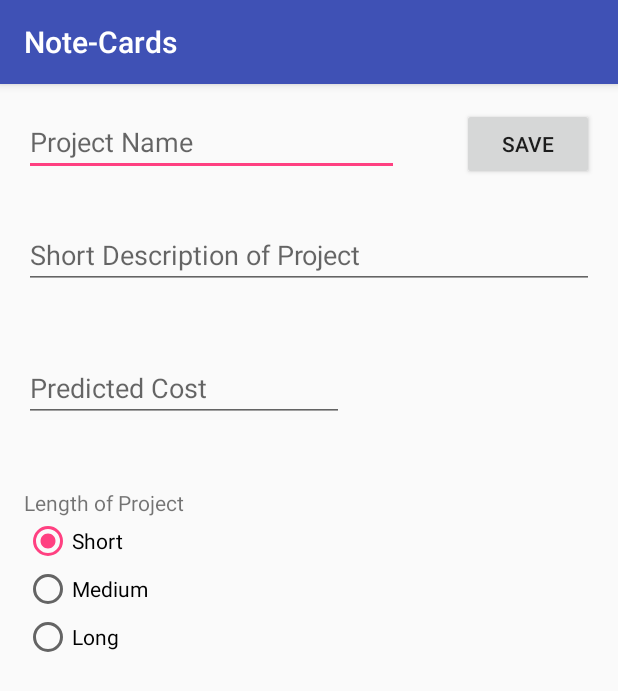
After one commit to nicholascgilpin/Note-Cards, an Android app: the EditScreen screen opened directly, with no data from a screen before it, on a phone screen of 412 x 824 dp. The commit adds this screen. Shown: the top 691 px of the screen. Run offline under Robolectric (Android 15) with nearby library versions, the phone set to English and light mode, and no system bars.

Commit message:
Added view and edit screens
Edit screen should work, view is still WIP

```diff
--- a/app/src/main/AndroidManifest.xml
+++ b/app/src/main/AndroidManifest.xml
@@ -17,6 +17,8 @@
                 <category android:name="android.intent.category.LAUNCHER" />
             </intent-filter>
         </activity>
+        <activity android:name=".EditScreen" />
+        <activity android:name=".ViewScreen"></activity>
     </application>
 
 </manifest>
--- /dev/null
+++ b/app/src/main/java/com/tectonicit/notecards/note_cards/EditScreen.java
@@ -0,0 +1,75 @@
+package com.tectonicit.notecards.note_cards;
+
+import android.content.Intent;
+import android.os.Bundle;
+import android.support.v7.app.AppCompatActivity;
+import android.view.View;
+import android.widget.Button;
+import android.widget.EditText;
+import android.widget.RadioButton;
+
+import java.io.PrintWriter;
+
+public class EditScreen extends AppCompatActivity {
+
+    private String name;
+    private String description;
+    private String cost;
+    private String length;
+    @Override
+    protected void onCreate(Bundle savedInstanceState) {
+        super.onCreate(savedInstanceState);
+        setContentView(R.layout.activity_edit_screen);
+        Button saveButton = (Button)findViewById(R.id.saveButton);
+        saveButton.setOnClickListener(new View.OnClickListener() {
+            @Override
+            public void onClick(View v) {
+                saveData();
+            }
+        });
+        final RadioButton radShort = (RadioButton)findViewById(R.id.radShort);
+        radShort.setOnClickListener(new View.OnClickListener() {
+            @Override
+            public void onClick(View v) {
+                length="Short";
+            }
+        });
+        final RadioButton radMed = (RadioButton)findViewById(R.id.radMed);
+        radMed.setOnClickListener(new View.OnClickListener() {
+            @Override
+            public void onClick(View v) {
+                length="Long";
+            }
+        });
+        final RadioButton radLong = (RadioButton)findViewById(R.id.radLong);
+        radLong.setOnClickListener(new View.OnClickListener() {
+            @Override
+            public void onClick(View v) {
+                length="Long";
+            }
+        });
+        final EditText nameBox =  (EditText) findViewById(R.id.nameBox);
+        name=nameBox.getText().toString();
+        final EditText descriptionBox =  (EditText) findViewById(R.id.descriptionBox);
+        description=descriptionBox.getText().toString();
+        final EditText costBox =  (EditText) findViewById(R.id.costBox);
+        cost= costBox.getText().toString();
+    }
+    private void goToViewScreen(){
+        Intent intent= new Intent(this, ViewScreen.class);
+        startActivity(intent);
+    }
+    private void saveData() {
+        try{
+            PrintWriter out = new PrintWriter("savedCards.txt");
+            out.write(name+"\r\n");
+            out.write(description+"\r\n");
+            out.write(cost+"\r\n");
+            out.write(length+"\r\n");
+            out.close();
+        }catch(Exception err){
+            err.printStackTrace();
+        }
+        goToViewScreen();
+    }
+}
--- /dev/null
+++ b/app/src/main/res/layout/activity_edit_screen.xml
@@ -0,0 +1,108 @@
+<?xml version="1.0" encoding="utf-8"?>
+<RelativeLayout xmlns:android="http://schemas.android.com/apk/res/android"
+    xmlns:tools="http://schemas.android.com/tools"
+    android:layout_width="match_parent"
+    android:layout_height="match_parent"
+    android:paddingBottom="@dimen/activity_vertical_margin"
+    android:paddingLeft="@dimen/activity_horizontal_margin"
+    android:paddingRight="@dimen/activity_horizontal_margin"
+    android:paddingTop="@dimen/activity_vertical_margin"
+    tools:context="com.example.dougl.dougnotecard.EditScreen">
+
+    <EditText
+        android:layout_width="wrap_content"
+        android:layout_height="wrap_content"
+        android:id="@+id/nameBox"
+        android:layout_alignParentTop="true"
+        android:layout_alignParentLeft="true"
+        android:layout_alignParentStart="true"
+        android:hint="@string/nameHint"
+        android:minWidth="250dp"
+        android:maxWidth="250dp"
+        android:maxLines="1" />
+
+    <EditText
+        android:layout_width="wrap_content"
+        android:layout_height="wrap_content"
+        android:inputType="textMultiLine"
+        android:ems="10"
+        android:id="@+id/descriptionBox"
+        android:layout_below="@+id/nameBox"
+        android:layout_alignParentLeft="true"
+        android:layout_alignParentStart="true"
+        android:layout_marginTop="30dp"
+        android:layout_alignParentRight="true"
+        android:layout_alignParentEnd="true"
+        android:hint="@string/descriptionHint"
+        android:minLines="1"
+        android:maxLines="3" />
+
+    <EditText
+        android:layout_width="wrap_content"
+        android:layout_height="wrap_content"
+        android:inputType="number"
+        android:ems="10"
+        android:id="@+id/costBox"
+        android:layout_below="@+id/descriptionBox"
+        android:layout_alignParentLeft="true"
+        android:layout_alignParentStart="true"
+        android:layout_marginTop="43dp"
+        android:hint="@string/costHint"
+        android:maxLines="1" />
+
+    <RadioGroup
+        android:layout_width="match_parent"
+        android:layout_height="match_parent"
+        android:layout_alignParentLeft="true"
+        android:layout_alignParentStart="true"
+        android:layout_below="@+id/textView"
+        android:layout_alignRight="@+id/textView"
+        android:layout_alignEnd="@+id/textView">
+
+        <RadioButton
+            android:layout_width="wrap_content"
+            android:layout_height="wrap_content"
+            android:text="@string/radShortText"
+            android:id="@+id/radShort"
+            android:checked="true"
+            android:onClick="setShort()" />
+
+        <RadioButton
+            android:layout_width="wrap_content"
+            android:layout_height="wrap_content"
+            android:text="@string/radMedText"
+            android:id="@+id/radMed"
+            android:checked="false"
+            android:onClick="setMed()" />
+
+        <RadioButton
+            android:layout_width="wrap_content"
+            android:layout_height="wrap_content"
+            android:text="@string/radLongText"
+            android:id="@+id/radLong"
+            android:checked="false"
+            android:onClick="setLong()" />
+    </RadioGroup>
+
+    <TextView
+        android:layout_width="wrap_content"
+        android:layout_height="wrap_content"
+        android:textAppearance="?android:attr/textAppearanceSmall"
+        android:text="@string/radButtonText"
+        android:id="@+id/textView"
+        android:layout_marginTop="44dp"
+        android:layout_below="@+id/costBox"
+        android:layout_alignParentLeft="true"
+        android:layout_alignParentStart="true" />
+
+    <Button
+        android:layout_width="wrap_content"
+        android:layout_height="wrap_content"
+        android:text="@string/saveButtonText"
+        android:id="@+id/saveButton"
+        android:layout_alignParentTop="true"
+        android:layout_alignParentRight="true"
+        android:layout_alignParentEnd="true"
+        android:longClickable="false"
+        android:onClick="save()" />
+</RelativeLayout>
--- /dev/null
+++ b/app/src/main/res/values-w820dp/dimens.xml
@@ -0,0 +1,6 @@
+<resources>
+    <!-- Example customization of dimensions originally defined in res/values/dimens.xml
+         (such as screen margins) for screens with more than 820dp of available width. This
+         would include 7" and 10" devices in landscape (~960dp and ~1280dp respectively). -->
+    <dimen name="activity_horizontal_margin">64dp</dimen>
+</resources>
--- /dev/null
+++ b/app/src/main/res/values/dimens.xml
@@ -0,0 +1,5 @@
+<resources>
+    <!-- Default screen margins, per the Android Design guidelines. -->
+    <dimen name="activity_horizontal_margin">16dp</dimen>
+    <dimen name="activity_vertical_margin">16dp</dimen>
+</resources>
--- a/app/src/main/res/values/strings.xml
+++ b/app/src/main/res/values/strings.xml
@@ -58,4 +58,15 @@
     <string name="pref_ringtone_silent">Silent</string>
 
     <string name="pref_title_vibrate">Vibrate</string>
+    <!--Strings for view and edit-->
+    <string name="nameHint">Project Name</string>
+    <string name="descriptionHint">Short Description of Project</string>
+    <string name="radButtonText">Length of Project</string>
+    <string name="costHint">Predicted Cost</string>
+    <string name="radShortText">Short</string>
+    <string name="radMedText">Medium</string>
+    <string name="radLongText">Long</string>
+    <string name="saveButtonText">Save</string>
+    <string name="title_activity_view_screen">ViewScreen</string>
+
 </resources>
```
Also changed, not shown: app/src/main/java/com/tectonicit/notecards/note_cards/ViewScreen.java (added, +75 -0 lines), app/src/main/res/layout/activity_view_screen.xml (added, +114 -0 lines), 1 other file.
